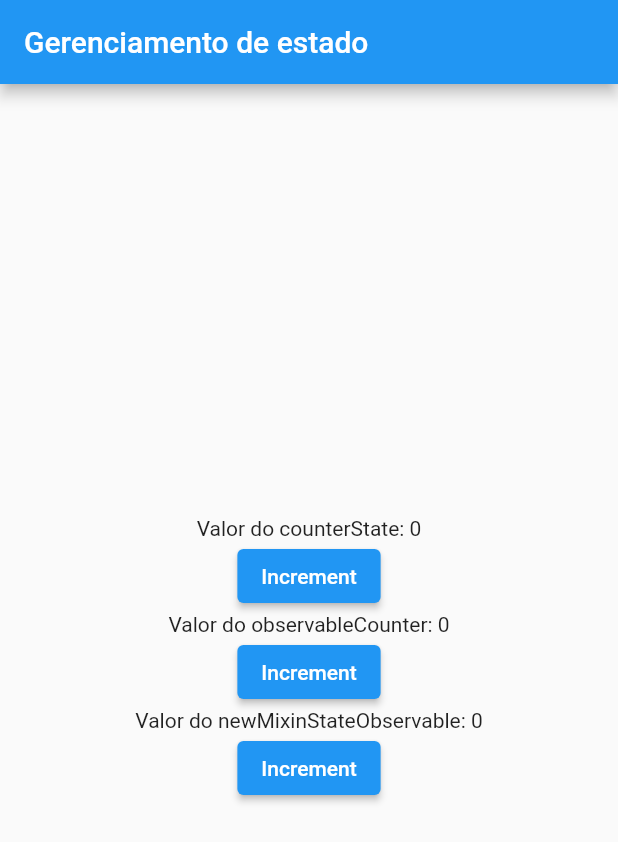
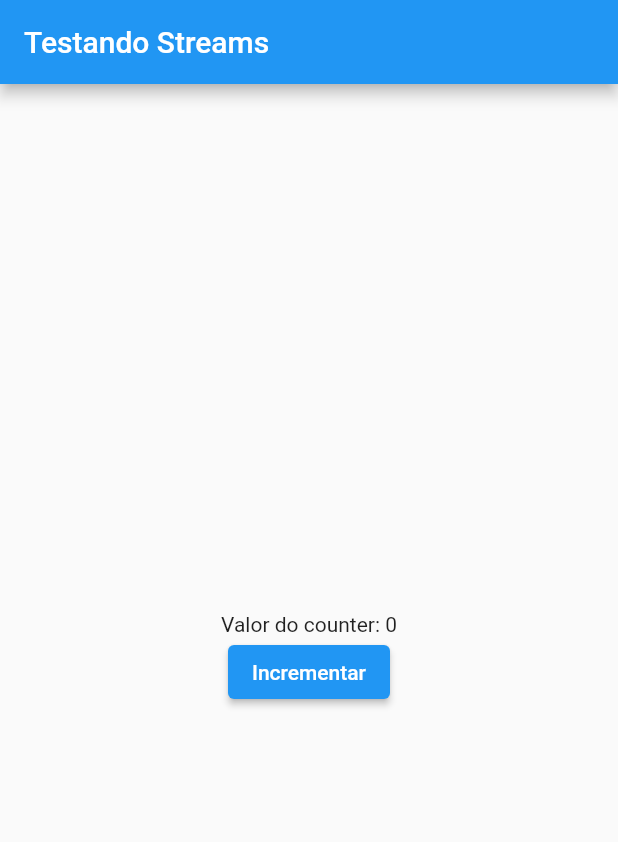
Before and after one commit to LukGaming/criando_gerenciamento_estado, a Flutter app: the screen it shows after launch, on a phone screen of 412 x 824 dp. Shown: the top 842 px of the screen. Run offline on Flutter 3.47's test engine with Material 3 defaults, Android fonts, the phone set to English and light mode, and no system bars.

Commit message:
Finalizando streams

```diff
--- /dev/null
+++ b/lib/builders/stream_notifier_builder.dart
@@ -0,0 +1,59 @@
+import 'dart:async';
+
+import 'package:criando_gerenaciamento_estado/contracts/stream_notifier.dart';
+import 'package:flutter/material.dart';
+
+class StreamNotifierBuilder<T> extends StatefulWidget {
+  final IStreamNotifier<T> streamNotifier;
+  final Widget Function(BuildContext context, T state) builder;
+  final bool Function(T previous, T current)? buildWhen;
+  final void Function(BuildContext context, T state)? listen;
+
+  const StreamNotifierBuilder({
+    super.key,
+    required this.streamNotifier,
+    required this.builder,
+    this.buildWhen,
+    this.listen,
+  });
+
+  @override
+  State<StreamNotifierBuilder<T>> createState() =>
+      _StreamNotifierBuilderState<T>();
+}
+
+class _StreamNotifierBuilderState<T> extends State<StreamNotifierBuilder<T>> {
+  late StreamSubscription<T>? _streamSubscription;
+  late T _state;
+
+  @override
+  void initState() {
+    _state = widget.streamNotifier.state;
+    _streamSubscription = widget.streamNotifier.stream.listen((newData) {
+      if (_shouldRebuild(_state, newData)) {
+        if (mounted) {
+          widget.listen?.call(context, _state);
+          setState(() {});
+        }
+      }
+      _state = newData;
+    });
+    super.initState();
+  }
+
+  bool _shouldRebuild(T previous, T current) {
+    return widget.buildWhen?.call(previous, current) ?? true;
+  }
+
+  @override
+  Widget build(BuildContext context) {
+    return widget.builder(context, _state);
+  }
+
+  @override
+  void dispose() {
+    _streamSubscription?.cancel();
+    _streamSubscription = null;
+    super.dispose();
+  }
+}
--- /dev/null
+++ b/lib/contracts/stream_notifier.dart
@@ -0,0 +1,9 @@
+abstract class IStreamNotifier<T> {
+  T get state;
+
+  Stream<T> get stream;
+
+  void emit(T newState);
+
+  Future<void> dispose();
+}
--- /dev/null
+++ b/lib/controllers/stream_notifier_imp.dart
@@ -0,0 +1,29 @@
+import 'dart:async';
+
+import 'package:criando_gerenaciamento_estado/contracts/stream_notifier.dart';
+
+class StreamNotifier<T> implements IStreamNotifier<T> {
+  StreamNotifier(this._state);
+
+  T _state;
+
+  @override
+  T get state => _state;
+
+  @override
+  Stream<T> get stream => _streamController.stream;
+
+  final StreamController<T> _streamController = StreamController<T>();
+
+  @override
+  void emit(T newState) {
+    if (_state == newState) return;
+    _state = newState;
+    _streamController.add(newState);
+  }
+
+  @override
+  Future<void> dispose() async {
+    await _streamController.close();
+  }
+}
--- a/lib/main.dart
+++ b/lib/main.dart
@@ -1,7 +1,5 @@
-import 'package:criando_gerenaciamento_estado/classes/counter_state.dart';
-import 'package:criando_gerenaciamento_estado/controllers/state_observable.dart';
-import 'package:criando_gerenaciamento_estado/extensions/state_observable_extensions.dart';
-import 'package:criando_gerenaciamento_estado/mixins/change_state_mixin.dart';
+import 'package:criando_gerenaciamento_estado/builders/stream_notifier_builder.dart';
+import 'package:criando_gerenaciamento_estado/controllers/stream_notifier_imp.dart';
 import 'package:flutter/material.dart';
 
 void main() => runApp(const MyApp());
@@ -28,50 +26,39 @@ class MyHomePage extends StatefulWidget {
   State<MyHomePage> createState() => _MyHomePageState();
 }
 
-class _MyHomePageState extends State<MyHomePage> with ChangeStateMixin {
-  final counterState = CounterState();
-  final observableCounter = StateObservable(0);
-  late StateObservable<int> newMixinCounter;
-
-  @override
-  void initState() {
-    useChangeState(counterState);
-    useChangeState(observableCounter);
-    newMixinCounter = useStateObservable(0);
-    super.initState();
-  }
+class _MyHomePageState extends State<MyHomePage> {
+  final _counterNotifier = StreamNotifier(0);
 
   @override
   Widget build(BuildContext context) {
     return Scaffold(
       appBar: AppBar(
-        title: const Text("Gerenciamento de estado"),
+        title: const Text("Testando Streams"),
       ),
       body: Center(
         child: Column(
           mainAxisAlignment: MainAxisAlignment.center,
           children: [
-            Text("Valor do counterState: ${counterState.counter}"),
+            StreamNotifierBuilder(
+              listen: (context, state) {
+                ScaffoldMessenger.of(context).removeCurrentSnackBar();
+                ScaffoldMessenger.of(context).showSnackBar(
+                  SnackBar(
+                    content: Text("Valor emitido: $state"),
+                  ),
+                );
+              },
+              streamNotifier: _counterNotifier,
+              builder: (context, state) {
+                return Text("Valor do counter: ${_counterNotifier.state}");
+              },
+            ),
             ElevatedButton(
               onPressed: () {
-                counterState.increment();
+                _counterNotifier.emit(_counterNotifier.state + 1);
               },
-              child: const Text("Increment"),
-            ),
-            Text("Valor do observableCounter: ${observableCounter.state}"),
-            ElevatedButton(
-              onPressed: () {
-                observableCounter.state++;
-              },
-              child: const Text("Increment"),
-            ),
-            Text("Valor do newMixinStateObservable: ${newMixinCounter.state}"),
-            ElevatedButton(
-              onPressed: () {
-                newMixinCounter.state++;
-              },
-              child: const Text("Increment"),
-            ),
+              child: const Text("Incrementar"),
+            )
           ],
         ),
       ),
```
